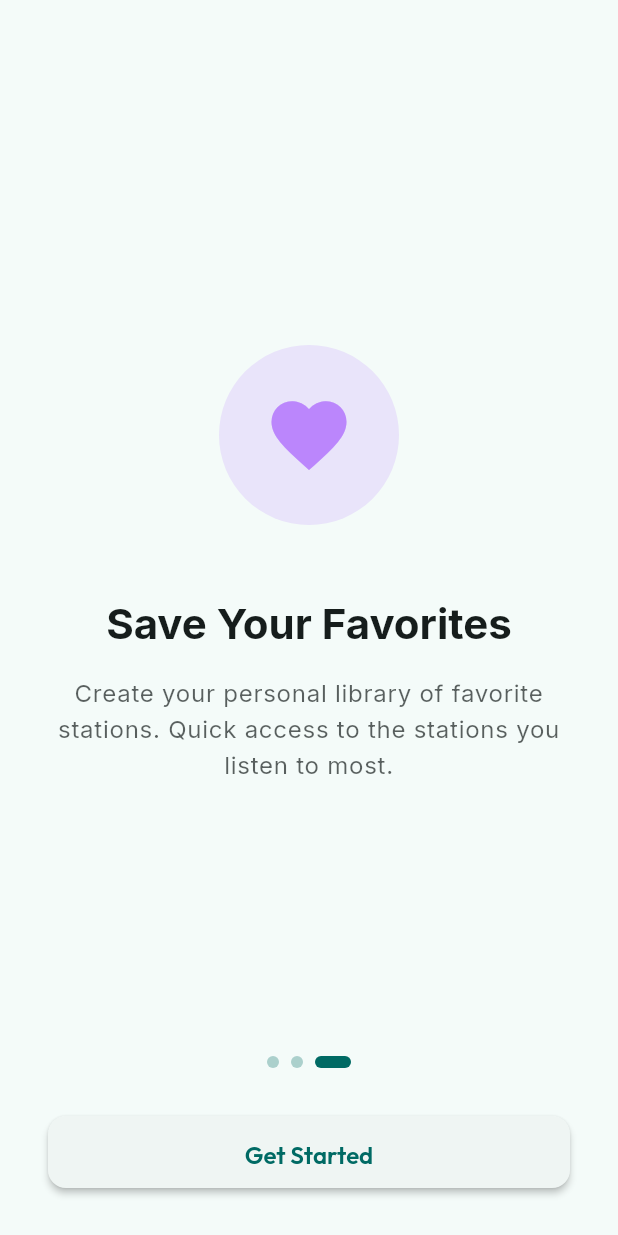
After one commit to jhonny1994/tuneatlas, a Flutter app: the OnboardingScreen screen opened by its route, after a tap on "Skip", on a phone screen of 412 x 824 dp. The commit adds this screen. Run offline on Flutter 3.47's test engine with Material 3 defaults, Android fonts, the phone set to English and light mode, and no system bars; our stand-ins replace cached_network_image, device_preview, dio, flutter_riverpod, freezed_annotation, go_router and 3 more; accounts and stored records are empty; generated files the repository leaves out were written again.

Commit message:
feat: Refactor imports and implement onboarding feature with state management

```diff
--- a/lib/src/core/api/server_discovery.dart
+++ b/lib/src/core/api/server_discovery.dart
@@ -2,7 +2,7 @@ import 'dart:io';
 import 'dart:math';
 import 'package:dio/dio.dart';
 import 'package:flutter/foundation.dart';
-import 'package:tuneatlas/src/core/config/app_config.dart';
+import 'package:tuneatlas/src/core/core.dart';
 
 /// Discovers Radio Browser API servers using DNS lookup
 /// Radio Browser uses multiple servers for load balancing
--- a/lib/src/core/initialization/app_initialization_provider.dart
+++ b/lib/src/core/initialization/app_initialization_provider.dart
@@ -2,9 +2,7 @@ import 'dart:async';
 
 import 'package:flutter/foundation.dart';
 import 'package:riverpod_annotation/riverpod_annotation.dart';
-import 'package:tuneatlas/src/core/api/api_client_provider.dart';
-import 'package:tuneatlas/src/core/api/server_discovery_provider.dart';
-import 'package:tuneatlas/src/core/initialization/app_initialization_state.dart';
+import 'package:tuneatlas/src/core/core.dart';
 
 part 'app_initialization_provider.g.dart';
 
--- a/lib/src/core/location/country_detection_provider.dart
+++ b/lib/src/core/location/country_detection_provider.dart
@@ -1,7 +1,7 @@
 import 'package:dio/dio.dart';
 import 'package:flutter/foundation.dart';
 import 'package:riverpod_annotation/riverpod_annotation.dart';
-import 'package:tuneatlas/src/core/config/app_config.dart';
+import 'package:tuneatlas/src/core/core.dart';
 
 part 'country_detection_provider.g.dart';
 
--- a/lib/src/core/routing/router.dart
+++ b/lib/src/core/routing/router.dart
@@ -5,6 +5,8 @@ import 'package:tuneatlas/src/core/core.dart';
 import 'package:tuneatlas/src/features/discover/presentation/discover_screen.dart';
 import 'package:tuneatlas/src/features/home/presentation/home_screen.dart';
 import 'package:tuneatlas/src/features/library/presentation/library_screen.dart';
+import 'package:tuneatlas/src/features/onboarding/data/onboarding_provider.dart';
+import 'package:tuneatlas/src/features/onboarding/presentation/onboarding_screen.dart';
 import 'package:tuneatlas/src/features/onboarding/presentation/splash_screen.dart';
 import 'package:tuneatlas/src/features/player/presentation/full_player_screen.dart';
 import 'package:tuneatlas/src/features/search/presentation/search_screen.dart';
@@ -77,19 +79,36 @@ class _RootScreenState extends State<RootScreen> {
 
 @riverpod
 GoRouter router(Ref ref) {
-  // Watch initialization state
+  // Watch both initialization and onboarding state
   final initState = ref.watch(appInitializationProvider);
+  final onboardingCompleted = ref.watch(onboardingStateProvider);
 
   return GoRouter(
     initialLocation: '/splash',
     redirect: (context, state) {
       final isSplash = state.matchedLocation == '/splash';
+      final isOnboarding = state.matchedLocation == '/onboarding';
 
-      // Check if initialization is complete
+      // Check initialization state
       return initState.maybeWhen(
         success: () {
-          // Redirect from splash to home after successful initialization
-          if (isSplash) return '/home';
+          // Initialization complete
+
+          // If not on onboarding screen and onboarding not completed
+          if (!onboardingCompleted && !isOnboarding) {
+            return '/onboarding';
+          }
+
+          // If on onboarding screen but already completed
+          if (isOnboarding && onboardingCompleted) {
+            return '/home';
+          }
+
+          // If on splash and onboarding completed, go to home
+          if (isSplash && onboardingCompleted) {
+            return '/home';
+          }
+
           return null; // No redirect needed
         },
         orElse: () {
@@ -104,6 +123,12 @@ GoRouter router(Ref ref) {
       GoRoute(
         path: '/splash',
         builder: (context, state) => const SplashScreen(),
+      ),
+
+      // Onboarding screen (first launch)
+      GoRoute(
+        path: '/onboarding',
+        builder: (context, state) => const OnboardingScreen(),
       ),
 
       // Main app routes with bottom navigation
--- a/lib/src/features/home/data/local_stations_state.dart
+++ b/lib/src/features/home/data/local_stations_state.dart
@@ -1,5 +1,5 @@
 import 'package:freezed_annotation/freezed_annotation.dart';
-import 'package:tuneatlas/src/core/models/station.dart';
+import 'package:tuneatlas/src/core/core.dart';
 
 part 'local_stations_state.freezed.dart';
 
--- a/lib/src/features/home/presentation/home_screen.dart
+++ b/lib/src/features/home/presentation/home_screen.dart
@@ -122,13 +122,6 @@ class _HomeScreenState extends ConsumerState<HomeScreen> {
                     child: Center(child: CircularProgressIndicator()),
                   );
                 }
-                // End of list
-                if (!state.hasMore) {
-                  return const Padding(
-                    padding: EdgeInsets.symmetric(vertical: 24),
-                    child: Center(child: Text('No more stations')),
-                  );
-                }
                 return const SizedBox.shrink();
               },
             ),
--- a/lib/src/features/home/presentation/widgets/station_card_shimmer.dart
+++ b/lib/src/features/home/presentation/widgets/station_card_shimmer.dart
@@ -1,7 +1,7 @@
 import 'dart:async';
 
 import 'package:flutter/material.dart';
-import 'package:tuneatlas/src/core/config/app_config.dart';
+import 'package:tuneatlas/src/core/core.dart';
 
 /// Shimmer loading placeholder for station cards
 class StationCardShimmer extends StatefulWidget {
--- /dev/null
+++ b/lib/src/features/onboarding/data/onboarding_page_data.dart
@@ -0,0 +1,43 @@
+import 'package:flutter/material.dart';
+
+/// Data model for onboarding pages
+class OnboardingPageData {
+  const OnboardingPageData({
+    required this.title,
+    required this.description,
+    required this.icon,
+    required this.color,
+  });
+
+  final String title;
+  final String description;
+  final IconData icon;
+  final Color color;
+}
+
+/// Predefined onboarding pages
+class OnboardingPages {
+  static const pages = [
+    OnboardingPageData(
+      title: 'Discover Radio Stations',
+      description:
+          'Access thousands of radio stations from around the world. Find your favorite music, news, and talk shows.',
+      icon: Icons.radio,
+      color: Color(0xFF6200EE),
+    ),
+    OnboardingPageData(
+      title: 'Browse by Country',
+      description:
+          'Explore local and international stations. Filter by country, language, or genre to find what you love.',
+      icon: Icons.public,
+      color: Color(0xFF03DAC6),
+    ),
+    OnboardingPageData(
+      title: 'Save Your Favorites',
+      description:
+          'Create your personal library of favorite stations. Quick access to the stations you listen to most.',
+      icon: Icons.favorite,
+      color: Color(0xFFBB86FC),
+    ),
+  ];
+}
--- /dev/null
+++ b/lib/src/features/onboarding/data/onboarding_provider.dart
@@ -0,0 +1,31 @@
+import 'package:riverpod_annotation/riverpod_annotation.dart';
+import 'package:tuneatlas/src/core/core.dart';
+
+part 'onboarding_provider.g.dart';
+
+/// Manages onboarding completion state
+@Riverpod(keepAlive: true)
+class OnboardingState extends _$OnboardingState {
+  static const _key = 'onboarding_completed';
+
+  @override
+  bool build() {
+    // Check if onboarding has been completed
+    final prefs = ref.watch(sharedPreferencesProvider);
+    return prefs.getBool(_key) ?? false;
+  }
+
+  /// Mark onboarding as completed
+  Future<void> complete() async {
+    final prefs = ref.read(sharedPreferencesProvider);
+    await prefs.setBool(_key, true);
+    state = true;
+  }
+
+  /// Reset onboarding (for testing)
+  Future<void> reset() async {
+    final prefs = ref.read(sharedPreferencesProvider);
+    await prefs.setBool(_key, false);
+    state = false;
+  }
+}
--- /dev/null
+++ b/lib/src/features/onboarding/presentation/onboarding_screen.dart
@@ -0,0 +1,204 @@
+import 'package:flutter/material.dart';
+import 'package:flutter_riverpod/flutter_riverpod.dart';
+import 'package:go_router/go_router.dart';
+import 'package:tuneatlas/src/features/onboarding/data/onboarding_page_data.dart';
+import 'package:tuneatlas/src/features/onboarding/data/onboarding_provider.dart';
+
+/// Onboarding screen shown on first launch
+class OnboardingScreen extends ConsumerStatefulWidget {
+  const OnboardingScreen({super.key});
+
+  @override
+  ConsumerState<OnboardingScreen> createState() => _OnboardingScreenState();
+}
+
+class _OnboardingScreenState extends ConsumerState<OnboardingScreen> {
+  final PageController _pageController = PageController();
+  int _currentPage = 0;
+
+  @override
+  void dispose() {
+    _pageController.dispose();
+    super.dispose();
+  }
+
+  void _onPageChanged(int page) {
+    setState(() {
+      _currentPage = page;
+    });
+  }
+
+  Future<void> _completeOnboarding() async {
+    await ref.read(onboardingStateProvider.notifier).complete();
+    if (mounted) {
+      context.go('/home');
+    }
+  }
+
+  Future<void> _skipToEnd() async {
+    await _pageController.animateToPage(
+      OnboardingPages.pages.length - 1,
+      duration: const Duration(milliseconds: 300),
+      curve: Curves.easeInOut,
+    );
+  }
+
+  Future<void> _nextPage() async {
+    if (_currentPage < OnboardingPages.pages.length - 1) {
+      await _pageController.nextPage(
+        duration: const Duration(milliseconds: 300),
+        curve: Curves.easeInOut,
+      );
+    } else {
+      await _completeOnboarding();
+    }
+  }
+
+  @override
+  Widget build(BuildContext context) {
+    final theme = Theme.of(context);
+    final isLastPage = _currentPage == OnboardingPages.pages.length - 1;
+
+    return Scaffold(
+      body: SafeArea(
+        child: Column(
+          children: [
+            // Skip button
+            if (!isLastPage)
+              Align(
+                alignment: Alignment.topRight,
+                child: TextButton(
+                  onPressed: _skipToEnd,
+                  child: const Text('Skip'),
+                ),
+              )
+            else
+              const SizedBox(height: 48),
+
+            // Page view
+            Expanded(
+              child: PageView.builder(
+                controller: _pageController,
+                onPageChanged: _onPageChanged,
+                itemCount: OnboardingPages.pages.length,
+                itemBuilder: (context, index) {
+                  final page = OnboardingPages.pages[index];
+                  return _OnboardingPage(page: page);
+                },
+              ),
+            ),
+
+            // Page indicators
+            Row(
+              mainAxisAlignment: MainAxisAlignment.center,
+              children: List.generate(
+                OnboardingPages.pages.length,
+                (index) => _PageIndicator(
+                  isActive: index == _currentPage,
+                  color: theme.colorScheme.primary,
+                ),
+              ),
+            ),
+            const SizedBox(height: 32),
+
+            // Next/Get Started button
+            Padding(
+              padding: const EdgeInsets.symmetric(horizontal: 32),
+              child: SizedBox(
+                width: double.infinity,
+                height: 48,
+                child: ElevatedButton(
+                  onPressed: _nextPage,
+                  child: Text(isLastPage ? 'Get Started' : 'Next'),
+                ),
+              ),
+            ),
+            const SizedBox(height: 32),
+          ],
+        ),
+      ),
+    );
+  }
+}
+
+/// Individual onboarding page
+class _OnboardingPage extends StatelessWidget {
+  const _OnboardingPage({required this.page});
+
+  final OnboardingPageData page;
+
+  @override
+  Widget build(BuildContext context) {
+    final theme = Theme.of(context);
+
+    return Padding(
+      padding: const EdgeInsets.all(32),
+      child: Column(
+        mainAxisAlignment: MainAxisAlignment.center,
+        children: [
+          // Icon
+          Container(
+            width: 120,
+            height: 120,
+            decoration: BoxDecoration(
+              color: page.color.withValues(alpha: 0.2),
+              shape: BoxShape.circle,
+            ),
+            child: Icon(
+              page.icon,
+              size: 60,
+              color: page.color,
+            ),
+          ),
+          const SizedBox(height: 48),
+
+          // Title
+          Text(
+            page.title,
+            style: theme.textTheme.headlineMedium?.copyWith(
+              fontWeight: FontWeight.bold,
+              color: theme.colorScheme.onSurface,
+            ),
+            textAlign: TextAlign.center,
+          ),
+          const SizedBox(height: 16),
+
+          // Description
+          Text(
+            page.description,
+            style: theme.textTheme.bodyLarge?.copyWith(
+              color: theme.colorScheme.onSurface.withValues(alpha: 0.7),
+              height: 1.5,
+            ),
+            textAlign: TextAlign.center,
+          ),
+        ],
+      ),
+    );
+  }
+}
+
+/// Page indicator dot
+class _PageIndicator extends StatelessWidget {
+  const _PageIndicator({
+    required this.isActive,
+    required this.color,
+  });
+
+  final bool isActive;
+  final Color color;
+
+  @override
+  Widget build(BuildContext context) {
+    return AnimatedContainer(
+      duration: const Duration(milliseconds: 300),
+      margin: const EdgeInsets.symmetric(horizontal: 4),
+      width: isActive ? 24 : 8,
+      height: 8,
+      decoration: BoxDecoration(
+        color: isActive ? color : color.withValues(alpha: 0.3),
+        borderRadius: BorderRadius.circular(4),
+      ),
+    );
+  }
+}
--- a/lib/src/features/onboarding/presentation/splash_screen.dart
+++ b/lib/src/features/onboarding/presentation/splash_screen.dart
@@ -1,7 +1,6 @@
 import 'package:flutter/material.dart';
 import 'package:flutter_riverpod/flutter_riverpod.dart';
-import 'package:tuneatlas/src/core/initialization/app_initialization_provider.dart';
-import 'package:tuneatlas/src/core/initialization/app_initialization_state.dart';
+import 'package:tuneatlas/src/core/core.dart';
 
 /// Splash screen shown during app initialization
 /// Displays loading, success, or error states
```
